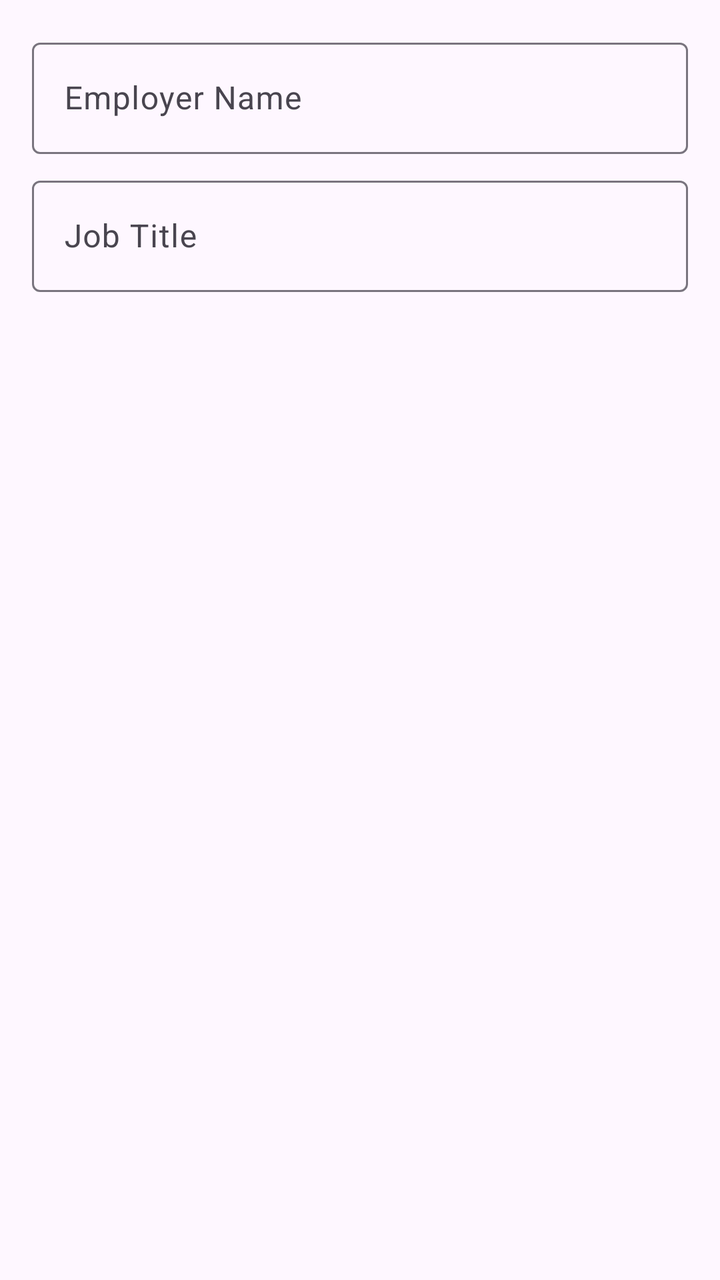
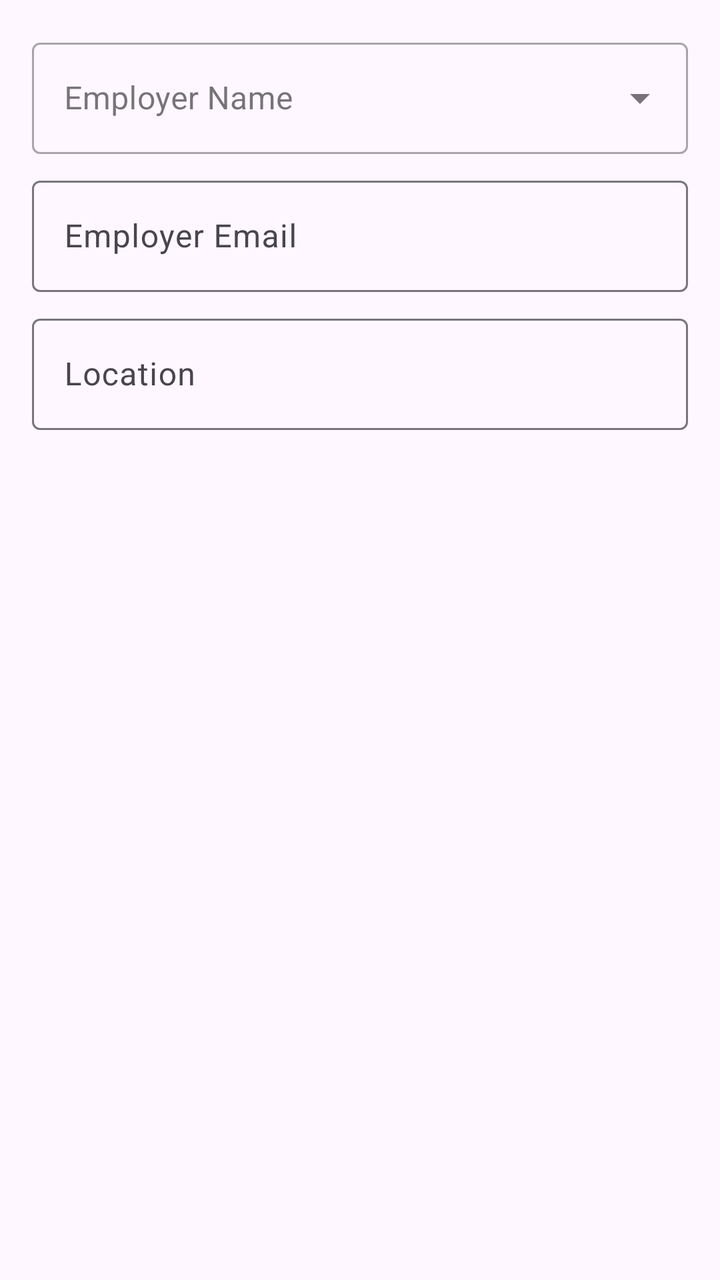

Compare the two renders of this Android layout. The source of the first and the diff that turns it into the second are given below.
<!-- AndroidManifest.xml: application theme Theme.TimeTracker -->
<!-- res/layout/dialog_add_job.xml -->
<?xml version="1.0" encoding="utf-8"?>
<LinearLayout xmlns:android="http://schemas.android.com/apk/res/android"
    android:layout_width="match_parent"
    android:layout_height="wrap_content"
    android:orientation="vertical"
    android:padding="16dp">

    <com.google.android.material.textfield.TextInputLayout
        android:layout_width="match_parent"
        android:layout_height="wrap_content"
        android:hint="Employer Name">
        <com.google.android.material.textfield.TextInputEditText
            android:id="@+id/edit_employer_name"
            android:layout_width="match_parent"
            android:layout_height="wrap_content" />
    </com.google.android.material.textfield.TextInputLayout>

    <com.google.android.material.textfield.TextInputLayout
        android:layout_width="match_parent"
        android:layout_height="wrap_content"
        android:layout_marginTop="8dp"
        android:hint="Job Title">
        <com.google.android.material.textfield.TextInputEditText
            android:id="@+id/edit_job_title"
            android:layout_width="match_parent"
            android:layout_height="wrap_content" />
    </com.google.android.material.textfield.TextInputLayout>

</LinearLayout>
<!-- resources referenced by this layout -->
<resources>
  <style name="Theme.TimeTracker" parent="Base.Theme.TimeTracker" />
  <style name="Base.Theme.TimeTracker" parent="Theme.Material3.DayNight.NoActionBar">
          
          
      </style>
</resources>

<!-- the commit's change to res/layout/dialog_add_job.xml (unified diff, before → after) -->
@@ -1,29 +1,45 @@
 <?xml version="1.0" encoding="utf-8"?>
 <LinearLayout xmlns:android="http://schemas.android.com/apk/res/android"
+    xmlns:app="http://schemas.android.com/apk/res-auto"
     android:layout_width="match_parent"
     android:layout_height="wrap_content"
     android:orientation="vertical"
     android:padding="16dp">
 
     <com.google.android.material.textfield.TextInputLayout
+        style="@style/Widget.MaterialComponents.TextInputLayout.OutlinedBox.ExposedDropdownMenu"
         android:layout_width="match_parent"
         android:layout_height="wrap_content"
         android:hint="Employer Name">
-        <com.google.android.material.textfield.TextInputEditText
+        <AutoCompleteTextView
             android:id="@+id/edit_employer_name"
             android:layout_width="match_parent"
-            android:layout_height="wrap_content" />
+            android:layout_height="wrap_content"
+            android:inputType="textCapWords" />
     </com.google.android.material.textfield.TextInputLayout>
 
     <com.google.android.material.textfield.TextInputLayout
         android:layout_width="match_parent"
         android:layout_height="wrap_content"
         android:layout_marginTop="8dp"
-        android:hint="Job Title">
+        android:hint="Employer Email">
         <com.google.android.material.textfield.TextInputEditText
-            android:id="@+id/edit_job_title"
+            android:id="@+id/edit_employer_email"
             android:layout_width="match_parent"
-            android:layout_height="wrap_content" />
+            android:layout_height="wrap_content"
+            android:inputType="textEmailAddress" />
+    </com.google.android.material.textfield.TextInputLayout>
+
+    <com.google.android.material.textfield.TextInputLayout
+        android:layout_width="match_parent"
+        android:layout_height="wrap_content"
+        android:layout_marginTop="8dp"
+        android:hint="Location">
+        <com.google.android.material.textfield.TextInputEditText
+            android:id="@+id/edit_job_location"
+            android:layout_width="match_parent"
+            android:layout_height="wrap_content"
+            android:inputType="textCapWords" />
     </com.google.android.material.textfield.TextInputLayout>
 
 </LinearLayout>
